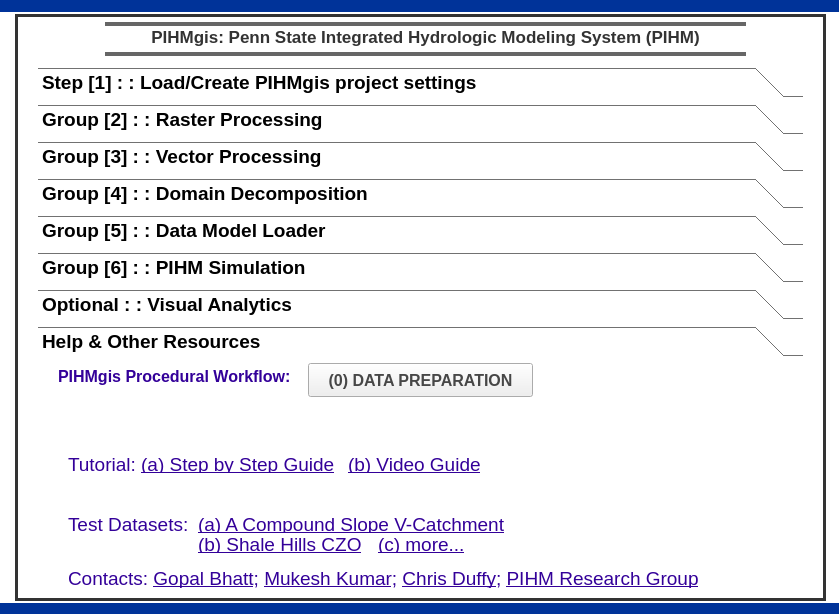
The window that pihmgisdialog.ui (leonard-psu/PIHMgis) describes before a commit, drawn with Qt 5.
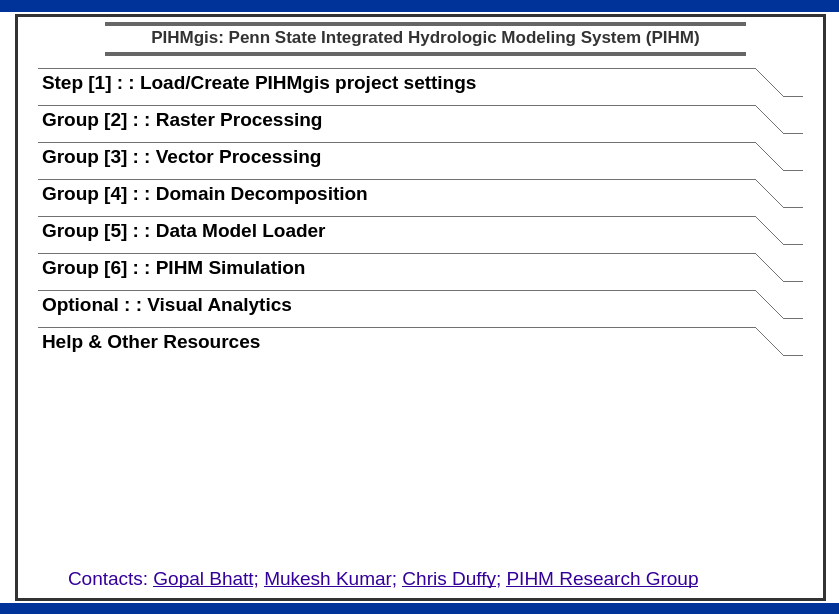
The same window after the commit. The open tabs and pages were chosen to show the change.

```diff
--- a/pihmgisdialog.ui
+++ b/pihmgisdialog.ui
@@ -5957,131 +5957,6 @@
     <attribute name="label">
      <string>Help &amp;&amp; Other Resources</string>
     </attribute>
-    <widget class="QLabel" name="label_1">
-     <property name="geometry">
-      <rect>
-       <x>20</x>
-       <y>4</y>
-       <width>241</width>
-       <height>20</height>
-      </rect>
-     </property>
-     <property name="font">
-      <font>
-       <family>Arial</family>
-       <pointsize>14</pointsize>
-       <weight>75</weight>
-       <bold>true</bold>
-      </font>
-     </property>
-     <property name="styleSheet">
-      <string notr="true">color: rgb(204, 51, 0);</string>
-     </property>
-     <property name="text">
-      <string>&lt;html&gt;&lt;head/&gt;&lt;body&gt;&lt;p&gt;&lt;span style=&quot; font-size:12pt; color:#330099;&quot;&gt;PIHMgis Procedural Workflow:&lt;/span&gt;&lt;/p&gt;&lt;/body&gt;&lt;/html&gt;</string>
-     </property>
-    </widget>
-    <widget class="QLabel" name="label_2">
-     <property name="geometry">
-      <rect>
-       <x>30</x>
-       <y>90</y>
-       <width>271</width>
-       <height>20</height>
-      </rect>
-     </property>
-     <property name="font">
-      <font>
-       <pointsize>14</pointsize>
-       <weight>50</weight>
-       <bold>false</bold>
-      </font>
-     </property>
-     <property name="styleSheet">
-      <string notr="true">color: rgb(204, 51, 0);</string>
-     </property>
-     <property name="text">
-      <string>&lt;html&gt;&lt;head/&gt;&lt;body&gt;&lt;p&gt;&lt;span style=&quot; color:#330099;&quot;&gt;Tutorial: &lt;/span&gt;&lt;a style=&quot;color:#FF0000&quot; href=&quot;http://cataract.cee.psu.edu/PIHM/index.php/PIHMgis_3.0#Step_by_Step_Guide&quot;&gt;&lt;span style=&quot; text-decoration: underline; color:#330099;&quot;&gt;(a) Step by Step Guide&lt;/span&gt;&lt;/a&gt;&lt;/p&gt;&lt;/body&gt;&lt;/html&gt;</string>
-     </property>
-     <property name="openExternalLinks">
-      <bool>true</bool>
-     </property>
-    </widget>
-    <widget class="QLabel" name="label_3">
-     <property name="geometry">
-      <rect>
-       <x>30</x>
-       <y>150</y>
-       <width>131</width>
-       <height>20</height>
-      </rect>
-     </property>
-     <property name="font">
-      <font>
-       <pointsize>14</pointsize>
-       <weight>50</weight>
-       <bold>false</bold>
-      </font>
-     </property>
-     <property name="styleSheet">
-      <string notr="true">color: rgb(204, 51, 0);</string>
-     </property>
-     <property name="text">
-      <string>&lt;html&gt;&lt;head/&gt;&lt;body&gt;&lt;p&gt;&lt;span style=&quot; color:#330099;&quot;&gt;Test Datasets:&lt;/span&gt;&lt;/p&gt;&lt;/body&gt;&lt;/html&gt;</string>
-     </property>
-    </widget>
-    <widget class="QLabel" name="label_4">
-     <property name="geometry">
-      <rect>
-       <x>160</x>
-       <y>150</y>
-       <width>311</width>
-       <height>20</height>
-      </rect>
-     </property>
-     <property name="font">
-      <font>
-       <pointsize>14</pointsize>
-       <weight>50</weight>
-       <bold>false</bold>
-      </font>
-     </property>
-     <property name="styleSheet">
-      <string notr="true">color: rgb(204, 51, 0);</string>
-     </property>
-     <property name="text">
-      <string>&lt;html&gt;&lt;head/&gt;&lt;body&gt;&lt;p&gt;&lt;a href=&quot;http://cataract.cee.psu.edu/PIHM/index.php/PIHMgis_3.0#A_Compound_Slope_V-Catchment_Watershed&quot;&gt;&lt;span style=&quot; text-decoration: underline; color:#330099;&quot;&gt;(a) A Compound Slope V-Catchment&lt;/span&gt;&lt;/a&gt;&lt;/p&gt;&lt;/body&gt;&lt;/html&gt;</string>
-     </property>
-     <property name="openExternalLinks">
-      <bool>true</bool>
-     </property>
-    </widget>
-    <widget class="QLabel" name="label_5">
-     <property name="geometry">
-      <rect>
-       <x>160</x>
-       <y>170</y>
-       <width>171</width>
-       <height>20</height>
-      </rect>
-     </property>
-     <property name="font">
-      <font>
-       <pointsize>14</pointsize>
-       <weight>50</weight>
-       <bold>false</bold>
-      </font>
-     </property>
-     <property name="styleSheet">
-      <string notr="true">color: rgb(204, 51, 0);</string>
-     </property>
-     <property name="text">
-      <string>&lt;html&gt;&lt;head/&gt;&lt;body&gt;&lt;p&gt;&lt;a href=&quot;http://cataract.cee.psu.edu/PIHM/index.php/PIHMgis_3.0#Shale_Hills_Susquehanna_CZO&quot;&gt;&lt;span style=&quot; text-decoration: underline; color:#330099;&quot;&gt;(b) Shale Hills CZO&lt;/span&gt;&lt;/a&gt;&lt;/p&gt;&lt;/body&gt;&lt;/html&gt;</string>
-     </property>
-     <property name="openExternalLinks">
-      <bool>true</bool>
-     </property>
-    </widget>
     <widget class="QLabel" name="label_6">
      <property name="geometry">
       <rect>
@@ -6134,183 +6009,6 @@
       <bool>true</bool>
      </property>
     </widget>
-    <widget class="QLabel" name="label_33">
-     <property name="geometry">
-      <rect>
-       <x>310</x>
-       <y>90</y>
-       <width>151</width>
-       <height>20</height>
-      </rect>
-     </property>
-     <property name="font">
-      <font>
-       <pointsize>14</pointsize>
-       <weight>50</weight>
-       <bold>false</bold>
-      </font>
-     </property>
-     <property name="styleSheet">
-      <string notr="true">color: rgb(204, 51, 0);</string>
-     </property>
-     <property name="text">
-      <string>&lt;html&gt;&lt;head/&gt;&lt;body&gt;&lt;p&gt;&lt;a href=&quot;http://cataract.cee.psu.edu/PIHM/index.php/PIHMgis_3.0#Video_Guide&quot;&gt;&lt;span style=&quot; text-decoration: underline; color:#330099;&quot;&gt;(b) Video Guide&lt;/span&gt;&lt;/a&gt;&lt;/p&gt;&lt;/body&gt;&lt;/html&gt;</string>
-     </property>
-     <property name="openExternalLinks">
-      <bool>true</bool>
-     </property>
-    </widget>
-    <widget class="QPushButton" name="pushButtonWorkFlow0">
-     <property name="geometry">
-      <rect>
-       <x>270</x>
-       <y>0</y>
-       <width>225</width>
-       <height>34</height>
-      </rect>
-     </property>
-     <property name="palette">
-      <palette>
-       <active>
-        <colorrole role="WindowText">
-         <brush brushstyle="SolidPattern">
-          <color alpha="255">
-           <red>71</red>
-           <green>71</green>
-           <blue>71</blue>
-          </color>
-         </brush>
-        </colorrole>
-        <colorrole role="Text">
-         <brush brushstyle="SolidPattern">
-          <color alpha="255">
-           <red>71</red>
-           <green>71</green>
-           <blue>71</blue>
-          </color>
-         </brush>
-        </colorrole>
-        <colorrole role="ButtonText">
-         <brush brushstyle="SolidPattern">
-          <color alpha="255">
-           <red>71</red>
-           <green>71</green>
-           <blue>71</blue>
-          </color>
-         </brush>
-        </colorrole>
-       </active>
-       <inactive>
-        <colorrole role="WindowText">
-         <brush brushstyle="SolidPattern">
-          <color alpha="255">
-           <red>71</red>
-           <green>71</green>
-           <blue>71</blue>
-          </color>
-         </brush>
-        </colorrole>
-        <colorrole role="Text">
-         <brush brushstyle="SolidPattern">
-          <color alpha="255">
-           <red>71</red>
-           <green>71</green>
-           <blue>71</blue>
-          </color>
-         </brush>
-        </colorrole>
-        <colorrole role="ButtonText">
-         <brush brushstyle="SolidPattern">
-          <color alpha="255">
-           <red>71</red>
-           <green>71</green>
-           <blue>71</blue>
-          </color>
-         </brush>
-        </colorrole>
-       </inactive>
-       <disabled>
-        <colorrole role="WindowText">
-         <brush brushstyle="SolidPattern">
-          <color alpha="255">
-           <red>71</red>
-           <green>71</green>
-           <blue>71</blue>
-          </color>
-         </brush>
-        </colorrole>
-        <colorrole role="Text">
-         <brush brushstyle="SolidPattern">
-          <color alpha="255">
-           <red>71</red>
-           <green>71</green>
-           <blue>71</blue>
-          </color>
-         </brush>
-        </colorrole>
-        <colorrole role="ButtonText">
-         <brush brushstyle="SolidPattern">
-          <color alpha="255">
-           <red>71</red>
-           <green>71</green>
-           <blue>71</blue>
-          </color>
-         </brush>
-        </colorrole>
-       </disabled>
-      </palette>
-     </property>
-     <property name="font">
-      <font>
-       <family>Arial</family>
-       <pointsize>12</pointsize>
-       <weight>75</weight>
-       <bold>true</bold>
-      </font>
-     </property>
-     <property name="styleSheet">
-      <string notr="true">color: rgb(255, 51, 0);
-color: rgb(71, 71, 71);</string>
-     </property>
-     <property name="locale">
-      <locale language="English" country="UnitedStates"/>
-     </property>
-     <property name="text">
-      <string>(0) DATA PREPARATION</string>
-     </property>
-     <property name="autoDefault">
-      <bool>false</bool>
-     </property>
-     <property name="default">
-      <bool>false</bool>
-     </property>
-     <property name="flat">
-      <bool>false</bool>
-     </property>
-    </widget>
-    <widget class="QLabel" name="label_43">
-     <property name="geometry">
-      <rect>
-       <x>340</x>
-       <y>170</y>
-       <width>101</width>
-       <height>20</height>
-      </rect>
-     </property>
-     <property name="font">
-      <font>
-       <pointsize>14</pointsize>
-       <weight>50</weight>
-       <bold>false</bold>
-      </font>
-     </property>
-     <property name="styleSheet">
-      <string notr="true">color: rgb(204, 51, 0);</string>
-     </property>
-     <property name="text">
-      <string>&lt;html&gt;&lt;head/&gt;&lt;body&gt;&lt;p&gt;&lt;a href=&quot;http://cataract.cee.psu.edu/PIHM/index.php/PIHMgis_3.0#Test_Datasets&quot;&gt;&lt;span style=&quot; text-decoration: underline; color:#330099;&quot;&gt;(c) more...&lt;/span&gt;&lt;/a&gt;&lt;/p&gt;&lt;/body&gt;&lt;/html&gt;</string>
-     </property>
-    </widget>
     <widget class="QLabel" name="label_15">
      <property name="geometry">
       <rect>
```
Left out of the diff: 7 changed lines with no effect on the pictures.
